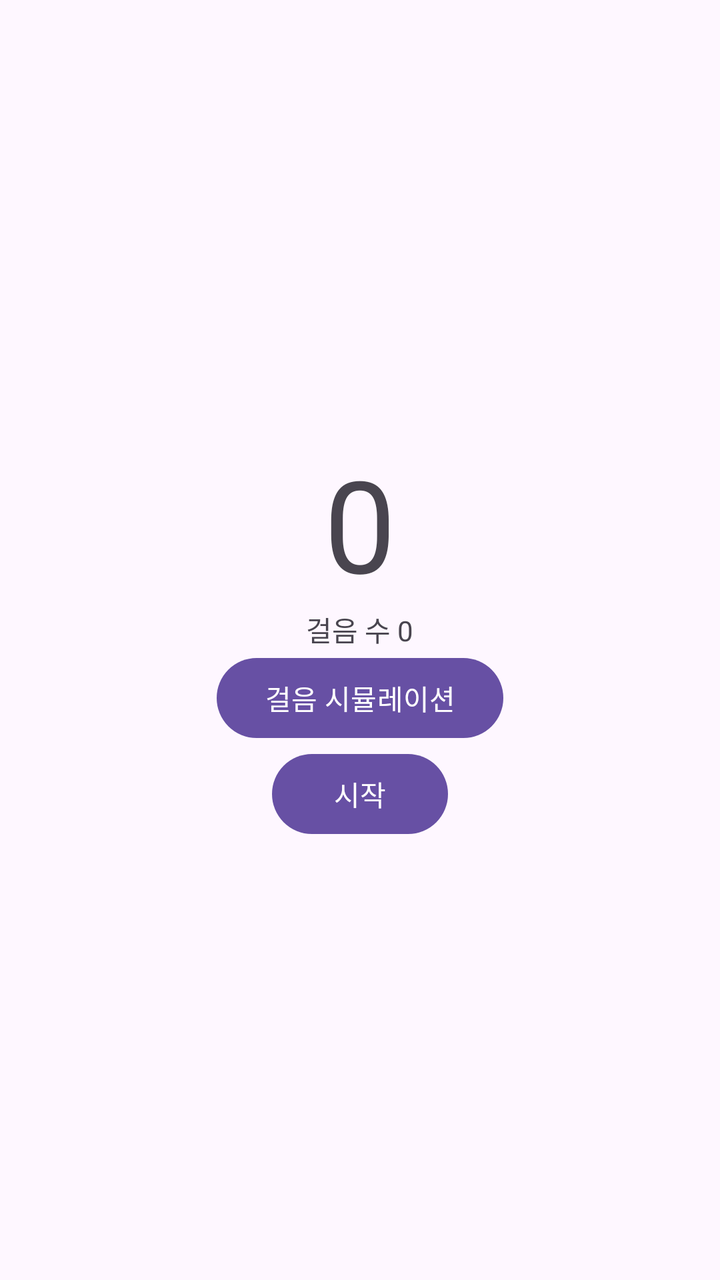
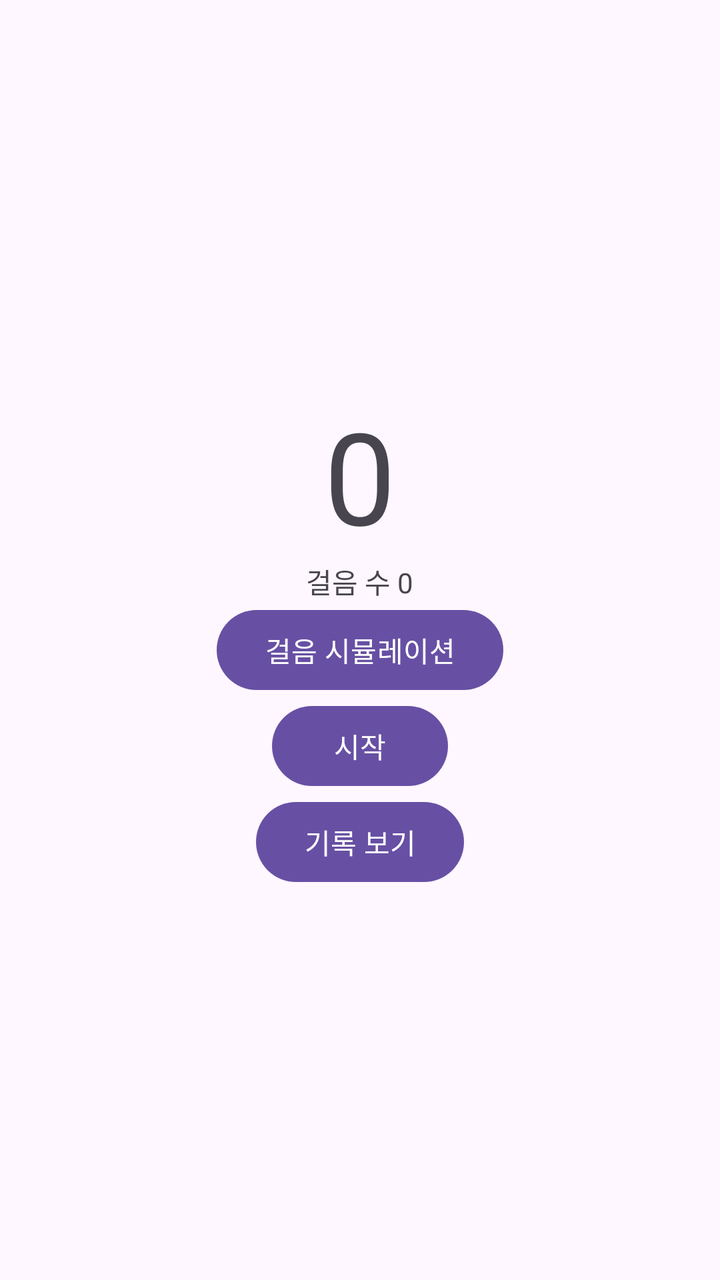

Two renders of the same Android screen: before a commit and after it. Below are the layout's source before the change and the commit's diff.
<!-- AndroidManifest.xml: application theme Theme.Balmatchum -->
<!-- res/layout/activity_main.xml -->
<LinearLayout xmlns:android="http://schemas.android.com/apk/res/android"
    android:layout_width="match_parent" android:layout_height="match_parent"
    android:orientation="vertical" android:gravity="center" android:padding="24dp">
    <TextView android:id="@+id/tvBpm" android:text="0" android:textSize="64sp"
        android:layout_width="wrap_content" android:layout_height="wrap_content"/>
    <TextView android:id="@+id/tvSteps" android:text="걸음 수 0"
        android:layout_width="wrap_content" android:layout_height="wrap_content"/>
    <Button android:id="@+id/btnSim" android:text="걸음 시뮬레이션"
        android:layout_width="wrap_content" android:layout_height="wrap_content"/>
    <Button android:id="@+id/btnStart" android:text="시작"
        android:layout_width="wrap_content" android:layout_height="wrap_content"/>
</LinearLayout>
<!-- resources referenced by this layout -->
<resources>
  <style name="Theme.Balmatchum" parent="Base.Theme.Balmatchum" />
  <style name="Base.Theme.Balmatchum" parent="Theme.Material3.DayNight.NoActionBar">
          
          
      </style>
</resources>

<!-- the commit's change to res/layout/activity_main.xml (unified diff, before → after) -->
@@ -9,4 +9,7 @@
         android:layout_width="wrap_content" android:layout_height="wrap_content"/>
     <Button android:id="@+id/btnStart" android:text="시작"
         android:layout_width="wrap_content" android:layout_height="wrap_content"/>
+    
+    <Button android:id="@+id/btnList" android:text="기록 보기"
+        android:layout_width="wrap_content" android:layout_height="wrap_content"/>
 </LinearLayout>
